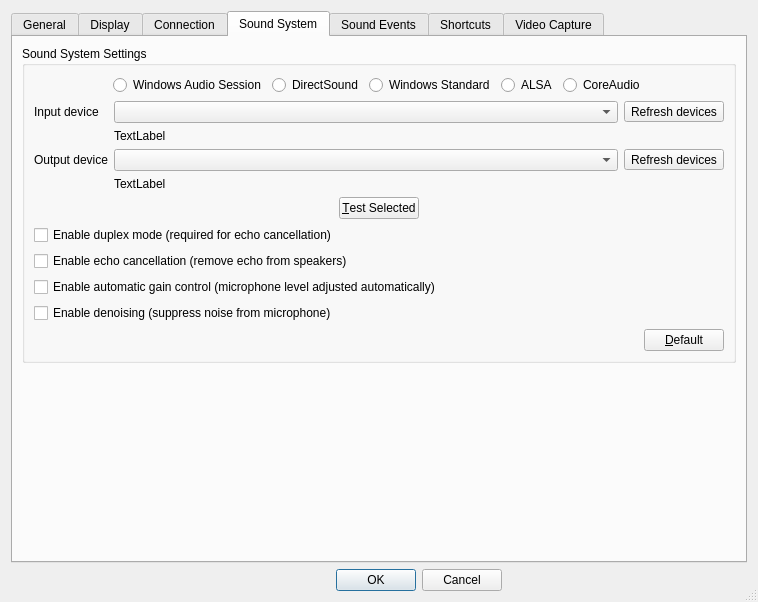
The window that qtTeamTalk/preferences.ui (BearWare/TeamTalk5) describes before a commit, drawn with Qt 5.
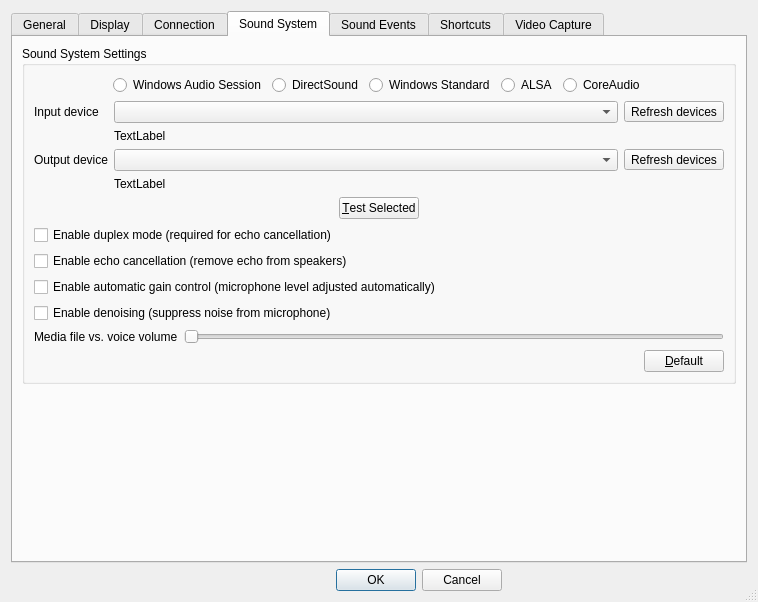
The same window after the commit. The open tabs and pages were chosen to show the change. Icons and pictures are not drawn.

Commit message: Media vs. voice setting

Patch:
```diff
--- a/qtTeamTalk/preferences.ui
+++ b/qtTeamTalk/preferences.ui
@@ -1020,6 +1020,27 @@
             </property>
            </widget>
           </item>
+          <item>
+           <layout class="QHBoxLayout" name="horizontalLayout_10">
+            <item>
+             <widget class="QLabel" name="label_34">
+              <property name="text">
+               <string>Media file vs. voice volume</string>
+              </property>
+             </widget>
+            </item>
+            <item>
+             <widget class="QSlider" name="mediavsvoiceSlider">
+              <property name="maximum">
+               <number>200</number>
+              </property>
+              <property name="orientation">
+               <enum>Qt::Horizontal</enum>
+              </property>
+             </widget>
+            </item>
+           </layout>
+          </item>
           <item>
            <layout class="QHBoxLayout" name="horizontalLayout_6">
             <item>
```
Left out of the diff: 1 changed line with no effect on the pictures. The commit also changes 13 other files.
